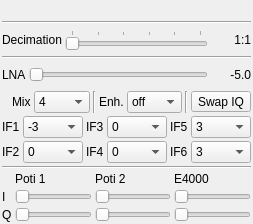
Before: the Qt Designer form plugins/samplesource/osmosdr/osmosdrgui.ui in osmocom/sdrangelove, drawn with Qt 5.
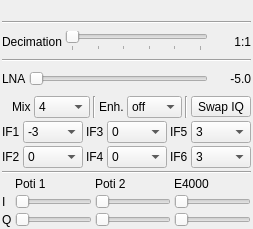
After: the same form once the commit is applied. Custom widgets are drawn as their Qt base class.

What changed in the file:
```diff
--- a/plugins/samplesource/osmosdr/osmosdrgui.ui
+++ b/plugins/samplesource/osmosdr/osmosdrgui.ui
@@ -7,7 +7,7 @@
     <x>0</x>
     <y>0</y>
     <width>253</width>
-    <height>224</height>
+    <height>229</height>
    </rect>
   </property>
   <property name="sizePolicy">
@@ -118,10 +118,7 @@
         <enum>Qt::Horizontal</enum>
        </property>
        <property name="tickPosition">
-        <enum>QSlider::TicksAbove</enum>
-       </property>
-       <property name="tickInterval">
-        <number>1</number>
+        <enum>QSlider::TicksBelow</enum>
        </property>
       </widget>
      </item>
```
